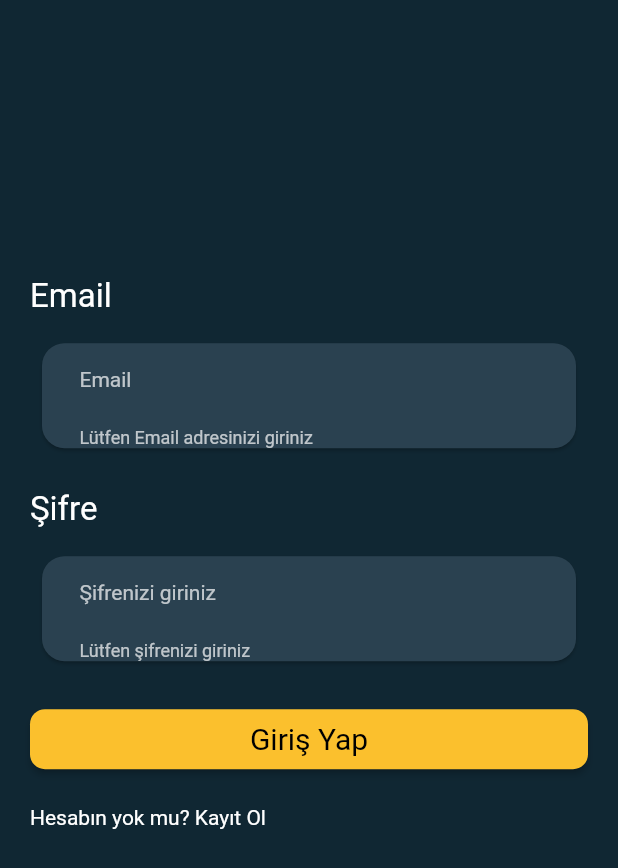
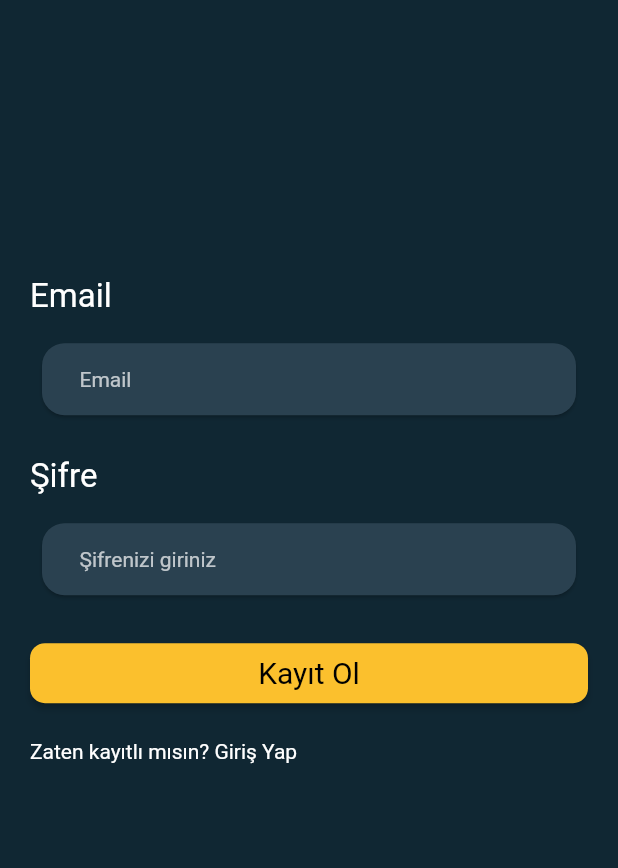
Before and after one commit to bugragoksu/corvento, a Flutter app: the screen it shows after launch, item 3 of the bottom bar chosen, after a tap on "Giriş Yap", after a tap on "Hesabın yok mu? Kayıt Ol", on a phone screen of 412 x 824 dp. Shown: the top 868 px of the screen. Run offline on Flutter 3.47's test engine with Material 2 defaults, Android fonts, the phone set to English and light mode, and no system bars; our stand-ins replace cloud_firestore, font_awesome_flutter, get_it, shared_preferences; accounts and stored records are empty.

Commit message:
add register page

```diff
--- a/lib/src/config/router.dart
+++ b/lib/src/config/router.dart
@@ -1,5 +1,6 @@
 import 'package:eventapp/src/model/event.dart';
-import 'package:eventapp/src/ui/screen/auth/login.dart';
+import 'package:eventapp/src/ui/screen/auth/login_page.dart';
+import 'package:eventapp/src/ui/screen/auth/register_page.dart';
 import 'package:eventapp/src/ui/screen/bookmarks_page.dart';
 import 'package:eventapp/src/ui/screen/category_page.dart';
 import 'package:eventapp/src/ui/screen/event_detail_page.dart';
@@ -33,6 +34,8 @@ class Router {
         return MaterialPageRoute(builder: (_) => EventByCategoryPage());
       case '/login':
         return MaterialPageRoute(builder: (_) => LoginPage());
+      case '/register':
+        return MaterialPageRoute(builder: (_) => RegisterPage());
 
       default:
         return MaterialPageRoute(
--- /dev/null
+++ b/lib/src/ui/screen/auth/login_page.dart
@@ -0,0 +1,139 @@
+import 'package:eventapp/src/config/constant.dart';
+import 'package:flutter/material.dart';
+
+class LoginPage extends StatelessWidget {
+  final _formKey = GlobalKey<FormState>();
+  @override
+  Widget build(BuildContext context) {
+    return Scaffold(
+      backgroundColor: appColor,
+      body: Container(
+        padding: EdgeInsets.all(20),
+        height: double.infinity,
+        width: double.infinity,
+        color: Colors.transparent,
+        child: SingleChildScrollView(
+          physics: BouncingScrollPhysics(),
+          child: Form(
+            key: _formKey,
+            child: Column(
+              crossAxisAlignment: CrossAxisAlignment.start,
+              children: <Widget>[
+                SizedBox(
+                  height: MediaQuery.of(context).size.height / 5,
+                ),
+                Text(
+                  "Email",
+                  style: TextStyle(color: Colors.white, fontSize: 22),
+                ),
+                SizedBox(
+                  height: 10,
+                ),
+                Padding(
+                  padding: const EdgeInsets.all(8.0),
+                  child: Material(
+                    color: appTransparentColor,
+                    elevation: 1,
+                    borderRadius: BorderRadius.all(Radius.circular(15)),
+                    child: TextFormField(
+                      validator: (value) {
+                        if (value.isEmpty) {
+                          return 'Lütfen Email adresinizi giriniz';
+                        }
+                        return null;
+                      },
+                      style: TextStyle(color: Colors.white),
+                      onChanged: (value) {},
+                      cursorColor: appYellow,
+                      decoration: InputDecoration(
+                          errorStyle: TextStyle(color: Colors.white70),
+                          hintText: "Email",
+                          hintStyle:
+                              TextStyle(color: Colors.white70, fontSize: 14),
+                          border: InputBorder.none,
+                          contentPadding: EdgeInsets.symmetric(
+                              horizontal: 25, vertical: 13)),
+                    ),
+                  ),
+                ),
+                SizedBox(
+                  height: 20,
+                ),
+                Text(
+                  "Şifre",
+                  style: TextStyle(color: Colors.white, fontSize: 22),
+                ),
+                SizedBox(
+                  height: 10,
+                ),
+                Padding(
+                  padding: const EdgeInsets.all(8.0),
+                  child: Material(
+                    color: appTransparentColor,
+                    elevation: 1,
+                    borderRadius: BorderRadius.all(Radius.circular(15)),
+                    child: TextFormField(
+                      validator: (value) {
+                        if (value.isEmpty) {
+                          return 'Lütfen şifrenizi giriniz';
+                        }
+                        return null;
+                      },
+                      style: TextStyle(color: Colors.white),
+                      onChanged: (value) {},
+                      cursorColor: appYellow,
+                      decoration: InputDecoration(
+                          errorStyle: TextStyle(color: Colors.white70),
+                          hintText: "Şifrenizi giriniz",
+                          hintStyle:
+                              TextStyle(color: Colors.white70, fontSize: 14),
+                          border: InputBorder.none,
+                          contentPadding: EdgeInsets.symmetric(
+                              horizontal: 25, vertical: 13)),
+                    ),
+                  ),
+                ),
+                SizedBox(
+                  height: 20,
+                ),
+                MaterialButton(
+                  padding: const EdgeInsets.all(.0),
+                  shape: RoundedRectangleBorder(
+                      borderRadius: BorderRadius.circular(10.0)),
+                  child: Text(
+                    "Giriş Yap",
+                    style: TextStyle(
+                      fontSize: 20,
+                      color: Colors.black,
+                    ),
+                  ),
+                  color: Colors.yellow.shade700,
+                  height: 40,
+                  minWidth: double.infinity,
+                  onPressed: () {
+                    if (_formKey.currentState.validate()) {
+                      //login
+                    }
+                  },
+                ),
+                SizedBox(
+                  height: 20,
+                ),
+                GestureDetector(
+                  onTap: () {
+                    Navigator.pushNamedAndRemoveUntil(
+                        context, "/register", (Route<dynamic> route) => false);
+                  },
+                  child: Text(
+                    "Hesabın yok mu? Kayıt Ol",
+                    style: TextStyle(color: Colors.white),
+                  ),
+                )
+              ],
+            ),
+          ),
+        ),
+      ),
+    );
+  }
+}
--- a/lib/src/ui/screen/auth/login.dart
+++ b/lib/src/ui/screen/auth/register_page.dart
@@ -1,7 +1,7 @@
 import 'package:eventapp/src/config/constant.dart';
 import 'package:flutter/material.dart';
 
-class LoginPage extends StatelessWidget {
+class RegisterPage extends StatelessWidget {
   final _formKey = GlobalKey<FormState>();
   @override
   Widget build(BuildContext context) {
@@ -101,7 +101,7 @@ class LoginPage extends StatelessWidget {
                   shape: RoundedRectangleBorder(
                       borderRadius: BorderRadius.circular(10.0)),
                   child: Text(
-                    "Giriş Yap",
+                    "Kayıt Ol",
                     style: TextStyle(
                       fontSize: 20,
                       color: Colors.black,
@@ -120,9 +120,12 @@ class LoginPage extends StatelessWidget {
                   height: 20,
                 ),
                 GestureDetector(
-                  onTap: () {},
+                  onTap: () {
+                    Navigator.pushNamedAndRemoveUntil(
+                        context, "/login", (Route<dynamic> route) => false);
+                  },
                   child: Text(
-                    "Hesabın yok mu? Kayıt Ol",
+                    "Zaten kayıtlı mısın? Giriş Yap",
                     style: TextStyle(color: Colors.white),
                   ),
                 )
```
